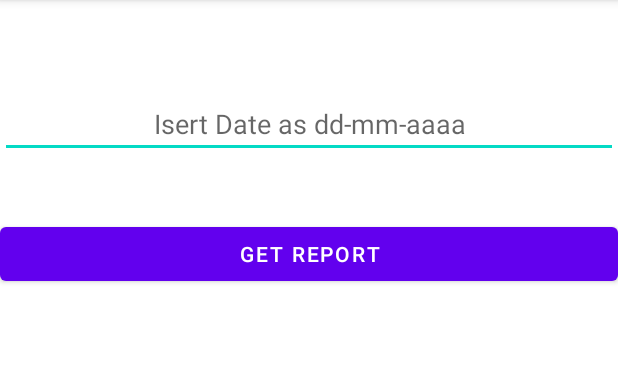
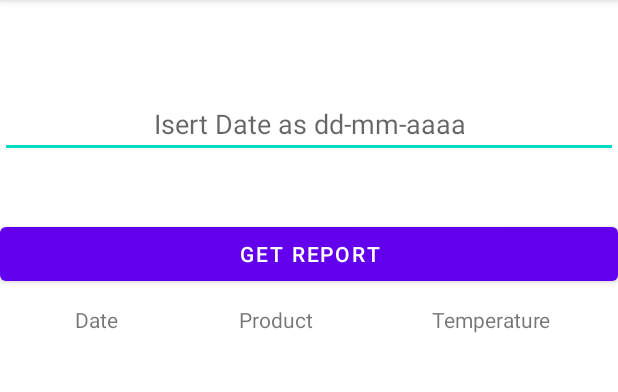
Before and after one commit to cavalcantinetto/vigSafe, an Android app: the ReportResponse screen opened directly, with no data from a screen before it, on a phone screen of 412 x 824 dp, the part 84-476 px from its top. Run offline under Robolectric (Android 15) with nearby library versions, the phone set to English and light mode, and no system bars.

Commit message:
report return ok

```diff
--- a/app/src/main/java/com/example/vigsafeversion01/ReportResponse.java
+++ b/app/src/main/java/com/example/vigsafeversion01/ReportResponse.java
@@ -2,21 +2,75 @@ package com.example.vigsafeversion01;
 
 import androidx.appcompat.app.AppCompatActivity;
 
-import android.content.Intent;
+import android.database.Cursor;
+import android.database.sqlite.SQLiteDatabase;
 import android.os.Bundle;
 import android.view.View;
 import android.widget.Button;
+import android.widget.EditText;
+import android.widget.TableLayout;
+import android.widget.TableRow;
+import android.widget.TextView;
 
+import java.util.ArrayList;
 import java.util.Calendar;
 import java.util.Date;
 
 public class ReportResponse extends AppCompatActivity {
+
+    TextView textResponse;
+    EditText textSearch;
+    DbManager obj = null;
+    Button btnSearch;
 
     @Override
     protected void onCreate(Bundle savedInstanceState) {
         super.onCreate(savedInstanceState);
         setContentView(R.layout.activity_report_response);
 
+        //textResponse = findViewById(R.id.textResponse);
+        textSearch = findViewById(R.id.textSearch);
+        btnSearch = findViewById(R.id.search_button);
+
+        btnSearch.setOnClickListener(new View.OnClickListener() {
+            @Override
+            public void onClick(View v) {
+                searchData();
+            }
+        });
 
     }
+
+    public void searchData() {
+
+        obj = new DbManager(this);
+        ArrayList<Measure> measures= obj.getData(textSearch.getText().toString());
+
+        TableLayout table = (TableLayout)findViewById(R.id.table_report);
+        table.removeAllViews();
+
+        for(Measure measure : measures) {
+            TextView t1 = new TextView(this);
+            TextView t2 = new TextView(this);
+            TextView t3 = new TextView(this);
+
+            t1.setText(measure.getProductType());
+            t2.setText(measure.getTemperature());
+            t3.setText(measure.getDate());
+
+            TableRow row = new TableRow(this);
+            row.addView(t1);
+            row.addView(t2);
+            row.addView(t3);
+
+            table.addView(row);
+        }
+
+
+    }
+
+
+
+
+
 }
--- a/app/src/main/res/layout/activity_report_response.xml
+++ b/app/src/main/res/layout/activity_report_response.xml
@@ -10,23 +10,56 @@
     <EditText
         android:layout_width="match_parent"
         android:layout_height="wrap_content"
-        android:id="@+id/st1"
+        android:id="@+id/textSearch"
         android:layout_marginTop="60dp"
         android:hint="Isert Date as dd-mm-aaaa"
-        android:gravity="center"/>
+        android:gravity="center"
+        android:inputType="text"/>
 
     <Button
         android:layout_width="match_parent"
         android:layout_height="wrap_content"
         android:id="@+id/search_button"
         android:layout_marginTop="40dp"
-        android:text="Get Report"/>
+        android:text="Get Report" />
 
-    <TextView
-        android:layout_width="match_parent"
-        android:layout_height="wrap_content"
-        android:id="@+id/tresponse"
-        android:textSize="30sp"
-        android:layout_marginTop="40dp"/>
+    <TableLayout
+        android:id="@+id/table_report"
+        android:layout_width="418dp"
+        android:layout_height="460dp"
+        android:padding="10dp"
+        android:stretchColumns="*"
+        app:layout_constraintEnd_toEndOf="parent"
+        app:layout_constraintStart_toStartOf="parent"
+        app:layout_constraintTop_toTopOf="parent">
+
+
+        <TableRow
+            android:id="@+id/tbrow1"
+            android:layout_width="match_parent"
+            android:layout_height="wrap_content">
+
+            <TextView
+                android:id="@+id/date_column"
+                android:layout_width="wrap_content"
+                android:layout_height="wrap_content"
+                android:gravity="center"
+                android:text="Date" />
+
+            <TextView
+                android:id="@+id/product_column"
+                android:layout_width="wrap_content"
+                android:layout_height="wrap_content"
+                android:gravity="center"
+                android:text="Product" />
+
+            <TextView
+                android:id="@+id/temperature_column"
+                android:layout_width="wrap_content"
+                android:layout_height="wrap_content"
+                android:gravity="center"
+                android:text="Temperature" />
+        </TableRow>
+    </TableLayout>
 
 </androidx.appcompat.widget.LinearLayoutCompat>
```
Also changed, not shown: app/src/main/java/com/example/vigsafeversion01/DbManager.java (+22 -3 lines).
